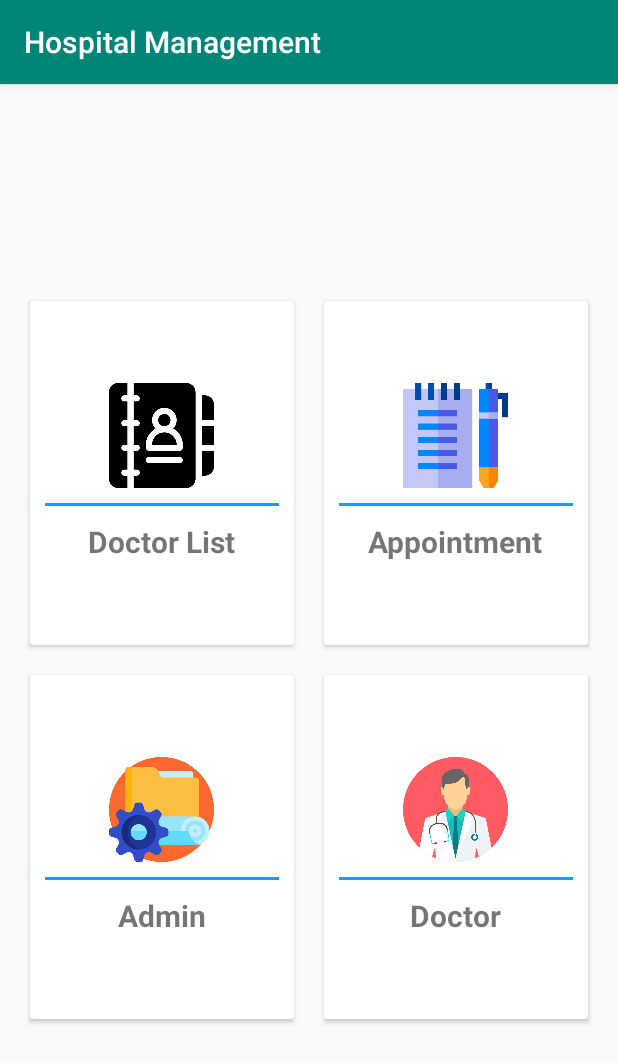
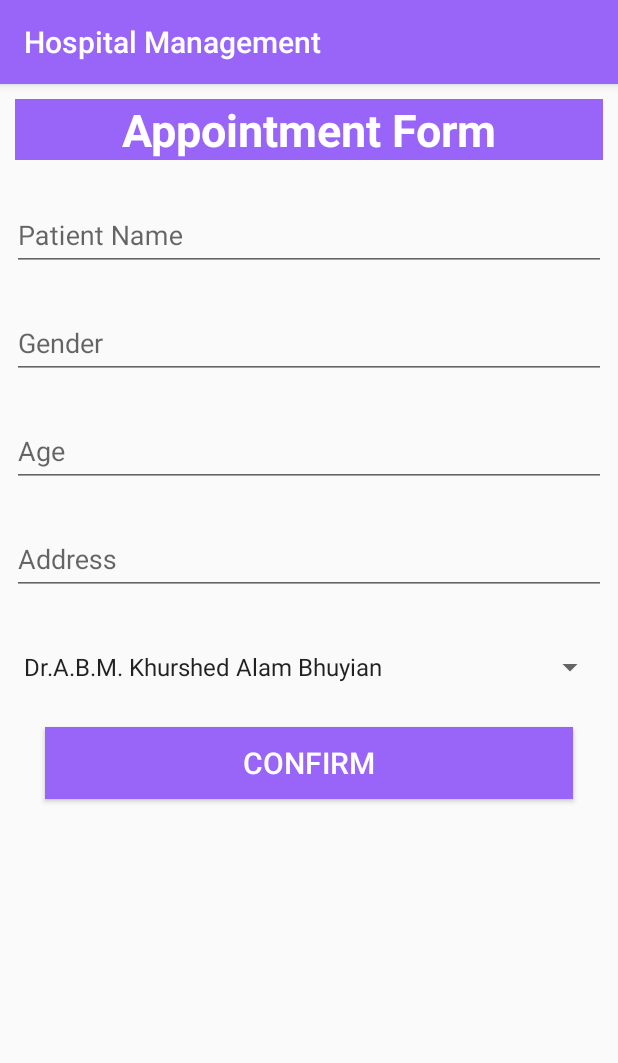
Before and after one commit to msrsiddik/HospitalManagement, an Android app: the screen it shows after launch (MainActivity), after a tap on "Appointment", on a phone screen of 412 x 824 dp. Shown: the top 1063 px of the screen. Run offline under Robolectric (Android 15) with nearby library versions, the phone set to English and light mode, and no system bars.

Commit message:
AppointmentForm

```diff
--- /dev/null
+++ b/app/src/main/java/com/zerone/hospitalmanagement/AppoinmentFragment.java
@@ -0,0 +1,109 @@
+package com.zerone.hospitalmanagement;
+
+
+import android.os.Bundle;
+import android.support.annotation.NonNull;
+import android.support.annotation.Nullable;
+import android.support.design.widget.TextInputLayout;
+import android.support.v4.app.Fragment;
+import android.util.Log;
+import android.view.LayoutInflater;
+import android.view.View;
+import android.view.ViewGroup;
+import android.widget.AdapterView;
+import android.widget.ArrayAdapter;
+import android.widget.AutoCompleteTextView;
+import android.widget.Button;
+import android.widget.Spinner;
+import android.widget.Toast;
+
+import com.zerone.hospitalmanagement.Database.DoctorDataSource;
+import com.zerone.hospitalmanagement.Database.PatientDataSource;
+import com.zerone.hospitalmanagement.Model.DoctorModel;
+import com.zerone.hospitalmanagement.Model.PatientModel;
+
+import java.util.ArrayList;
+import java.util.List;
+
+
+/**
+ * A simple {@link Fragment} subclass.
+ */
+public class AppoinmentFragment extends Fragment implements AdapterView.OnItemSelectedListener {
+    private TextInputLayout patient_NameInput, patient_GenderInput, patient_AgeInput, patient_AddressInput;
+    private Spinner chooseDoctor;
+    private Button patient_confirmBtn;
+
+    private String[] doctorName;
+    private DoctorDataSource doctorDataSource;
+    private String doctor = "";
+    private PatientDataSource patientDataSource;
+
+    public AppoinmentFragment() {
+        // Required empty public constructor
+    }
+
+
+    @Override
+    public View onCreateView(LayoutInflater inflater, ViewGroup container,
+                             Bundle savedInstanceState) {
+        // Inflate the layout for this fragment
+        return inflater.inflate(R.layout.fragment_appoinment, container, false);
+    }
+
+    @Override
+    public void onViewCreated(@NonNull View view, @Nullable Bundle savedInstanceState) {
+        super.onViewCreated(view, savedInstanceState);
+
+        patient_NameInput = view.findViewById(R.id.patient_NameInput);
+        patient_GenderInput = view.findViewById(R.id.patient_GenderInput);
+        patient_AgeInput = view.findViewById(R.id.patient_AgeInput);
+        patient_AddressInput = view.findViewById(R.id.patient_AddressInput);
+        chooseDoctor = view.findViewById(R.id.chooseDoctor);
+        patient_confirmBtn = view.findViewById(R.id.patient_confirmBtn);
+
+        spinnerItemSet();
+
+        patient_confirmBtn.setOnClickListener(confirmBtnListener);
+
+    }
+
+    View.OnClickListener confirmBtnListener = new View.OnClickListener() {
+        @Override
+        public void onClick(View v) {
+            String name = patient_NameInput.getEditText().getText().toString();
+            String gender = patient_GenderInput.getEditText().getText().toString();
+            String age = patient_AgeInput.getEditText().getText().toString();
+            String address = patient_AddressInput.getEditText().getText().toString();
+
+            PatientModel patientModel = new PatientModel(name,gender,age,address,doctor);
+            patientDataSource = new PatientDataSource(getContext());
+            patientDataSource.insertNewPatient(patientModel);
+
+            Toast.makeText(getContext(), "Successful", Toast.LENGTH_SHORT).show();
+        }
+    };
+
+    void spinnerItemSet(){
+        doctorDataSource = new DoctorDataSource(getContext());
+        doctorName = new String[doctorDataSource.getAlldoctorInfoCollectList().size()];
+        for (int i = 0; i < doctorDataSource.getAlldoctorInfoCollectList().size(); i++) {
+            doctorName[i] = doctorDataSource.getAlldoctorInfoCollectList().get(i).getDoctorName();
+        }
+
+        ArrayAdapter<String> adapter = new ArrayAdapter<String>(getContext(),android.R.layout.simple_dropdown_item_1line,doctorName);
+        chooseDoctor.setAdapter(adapter);
+
+        chooseDoctor.setOnItemSelectedListener(this);
+    }
+
+    @Override
+    public void onItemSelected(AdapterView<?> parent, View view, int position, long id) {
+        doctor = doctorName[position];
+    }
+
+    @Override
+    public void onNothingSelected(AdapterView<?> parent) {
+
+    }
+}
--- a/app/src/main/java/com/zerone/hospitalmanagement/Database/HospitalDBHelper.java
+++ b/app/src/main/java/com/zerone/hospitalmanagement/Database/HospitalDBHelper.java
@@ -34,6 +34,24 @@ public class HospitalDBHelper extends SQLiteOpenHelper {
             TABLE_DOCTOR_COL_EMAIL+" text, "+
             TABLE_DOCTOR_COL_PASS+" text)";
 
+    //Patient Table And Column Name
+    public static final String TABLE_PATIENT = "patient_tbl";
+    public static final String TABLE_PATIENT_COL_ID = "patient_id";
+    public static final String TABLE_PATIENT_COL_NAME = "patient_name";
+    public static final String TABLE_PATIENT_COL_GENDER = "patient_gender";
+    public static final String TABLE_PATIENT_COL_AGE = "patient_age";
+    public static final String TABLE_PATIENT_COL_ADDRESS = "patient_address";
+    public static final String TABLE_PATIENT_COL_DOCTOR = "patients_doctor";
+
+    //Patient Table Create Query
+    public static final String CREATE_TABLE_PATIENT = "create table "+TABLE_PATIENT+"(" +
+            TABLE_PATIENT_COL_ID+" integer primary key, "+
+            TABLE_PATIENT_COL_NAME+" text, "+
+            TABLE_PATIENT_COL_GENDER+" text, "+
+            TABLE_PATIENT_COL_AGE+" text, "+
+            TABLE_PATIENT_COL_ADDRESS+" text, "+
+            TABLE_PATIENT_COL_DOCTOR+" text )";
+
     public HospitalDBHelper(@Nullable Context context) {
         super(context, DB_NAME, null, DB_VERSION);
     }
@@ -41,6 +59,7 @@ public class HospitalDBHelper extends SQLiteOpenHelper {
     @Override
     public void onCreate(SQLiteDatabase db) {
         db.execSQL(CREATE_TABLE_DOCTOR);
+        db.execSQL(CREATE_TABLE_PATIENT);
 
     }
 
--- a/app/src/main/java/com/zerone/hospitalmanagement/FragmentController.java
+++ b/app/src/main/java/com/zerone/hospitalmanagement/FragmentController.java
@@ -5,4 +5,5 @@ public interface FragmentController {
     void gotoAdminPanel();
     void gotoAddDoctorForm();
     void gotoDoctorList();
+    void gotoAppointment();
 }
--- a/app/src/main/java/com/zerone/hospitalmanagement/HomeFragment.java
+++ b/app/src/main/java/com/zerone/hospitalmanagement/HomeFragment.java
@@ -57,7 +57,8 @@ public class HomeFragment extends Fragment {
     View.OnClickListener appointmentListener = new View.OnClickListener() {
         @Override
         public void onClick(View v) {
-            Toast.makeText(getActivity(), "Appointment", Toast.LENGTH_SHORT).show();
+            controller = (FragmentController) getActivity();
+            controller.gotoAppointment();
         }
     };
 
--- a/app/src/main/java/com/zerone/hospitalmanagement/MainActivity.java
+++ b/app/src/main/java/com/zerone/hospitalmanagement/MainActivity.java
@@ -55,4 +55,10 @@ public class MainActivity extends AppCompatActivity implements FragmentControlle
         manager = getSupportFragmentManager();
         manager.beginTransaction().addToBackStack(null).replace(R.id.fragmentContainer,new DoctorListFragment()).commit();
     }
+
+    @Override
+    public void gotoAppointment() {
+        manager = getSupportFragmentManager();
+        manager.beginTransaction().addToBackStack(null).replace(R.id.fragmentContainer,new AppoinmentFragment()).commit();
+    }
 }
--- /dev/null
+++ b/app/src/main/res/layout/fragment_appoinment.xml
@@ -0,0 +1,85 @@
+<?xml version="1.0" encoding="utf-8"?>
+<LinearLayout xmlns:android="http://schemas.android.com/apk/res/android"
+    xmlns:tools="http://schemas.android.com/tools"
+    android:layout_width="match_parent"
+    android:layout_height="match_parent"
+    android:orientation="vertical"
+    tools:context=".AppoinmentFragment">
+
+    <TextView
+        android:layout_width="match_parent"
+        android:layout_height="wrap_content"
+        android:text="Appointment Form"
+        android:textSize="30sp"
+        android:gravity="center"
+        android:layout_margin="10dp"
+        android:background="@color/colorPrimary"
+        android:textColor="#fff"
+        android:textStyle="bold"/>
+
+    <android.support.design.widget.TextInputLayout
+        android:id="@+id/patient_NameInput"
+        android:layout_width="match_parent"
+        android:layout_height="wrap_content"
+        android:layout_margin="8dp">
+        <android.support.design.widget.TextInputEditText
+            android:layout_width="match_parent"
+            android:layout_height="wrap_content"
+            android:hint="Patient Name"
+            android:inputType="text"/>
+    </android.support.design.widget.TextInputLayout>
+
+    <android.support.design.widget.TextInputLayout
+        android:id="@+id/patient_GenderInput"
+        android:layout_width="match_parent"
+        android:layout_height="wrap_content"
+        android:layout_margin="8dp">
+        <android.support.design.widget.TextInputEditText
+            android:layout_width="match_parent"
+            android:layout_height="wrap_content"
+            android:hint="Gender"
+            android:inputType="text"/>
+    </android.support.design.widget.TextInputLayout>
+
+    <android.support.design.widget.TextInputLayout
+        android:id="@+id/patient_AgeInput"
+        android:layout_width="match_parent"
+        android:layout_height="wrap_content"
+        android:layout_margin="8dp">
+        <android.support.design.widget.TextInputEditText
+            android:layout_width="match_parent"
+            android:layout_height="wrap_content"
+            android:hint="Age"
+            android:inputType="number"/>
+    </android.support.design.widget.TextInputLayout>
+
+    <android.support.design.widget.TextInputLayout
+        android:id="@+id/patient_AddressInput"
+        android:layout_width="match_parent"
+        android:layout_height="wrap_content"
+        android:layout_margin="8dp">
+        <android.support.design.widget.TextInputEditText
+            android:layout_width="match_parent"
+            android:layout_height="wrap_content"
+            android:hint="Address"
+            android:inputType="text"/>
+    </android.support.design.widget.TextInputLayout>
+
+    <Spinner
+        android:id="@+id/chooseDoctor"
+        android:layout_width="match_parent"
+        android:layout_height="wrap_content"
+        android:layout_margin="8dp" />
+
+    <Button
+        android:id="@+id/patient_confirmBtn"
+        android:layout_width="match_parent"
+        android:layout_height="wrap_content"
+        android:text="Confirm"
+        android:layout_marginLeft="30sp"
+        android:layout_marginRight="30dp"
+        android:background="@color/colorPrimary"
+        android:textColor="#fff"
+        android:textSize="20dp"/>
+
+</LinearLayout>
--- a/app/src/main/res/values/colors.xml
+++ b/app/src/main/res/values/colors.xml
@@ -1,6 +1,6 @@
 <?xml version="1.0" encoding="utf-8"?>
 <resources>
-    <color name="colorPrimary">#008577</color>
-    <color name="colorPrimaryDark">#00574B</color>
+    <color name="colorPrimary">#9964F8</color>
+    <color name="colorPrimaryDark">#7A34F7</color>
     <color name="colorAccent">#D81B60</color>
 </resources>
```
Also changed, not shown: app/src/main/java/com/zerone/hospitalmanagement/Database/PatientDataSource.java (added, +40 -0 lines), app/src/main/java/com/zerone/hospitalmanagement/Model/PatientModel.java (added, +47 -0 lines), app/src/main/res/layout/fragment_login.xml (+6 -6 lines).
